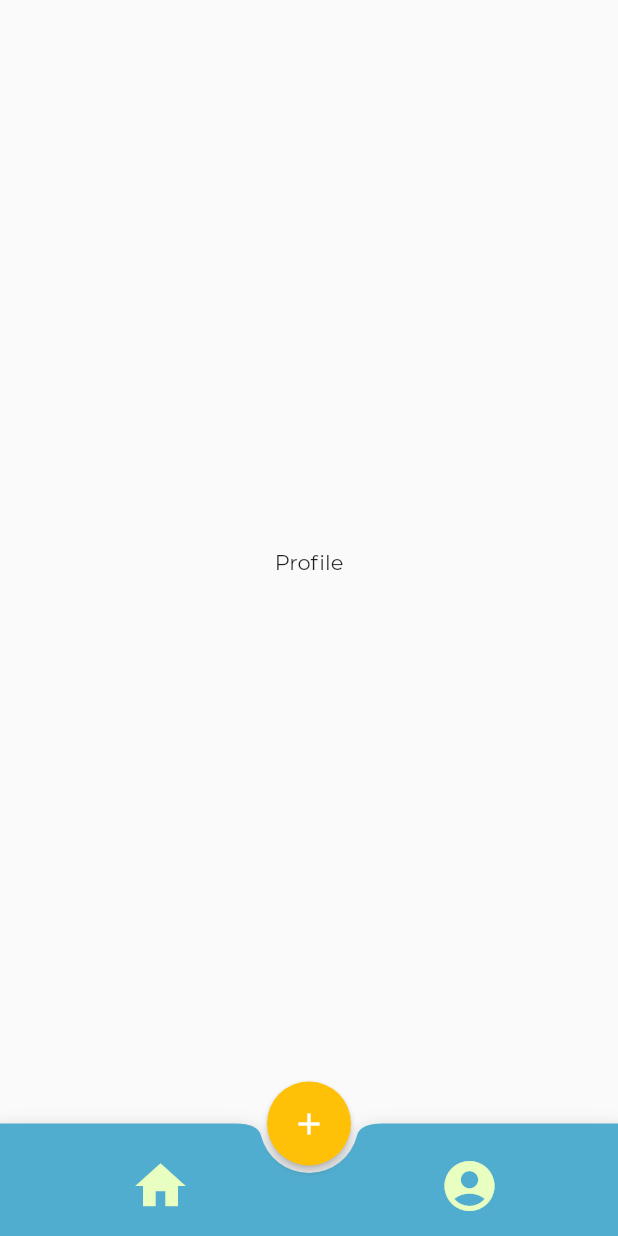
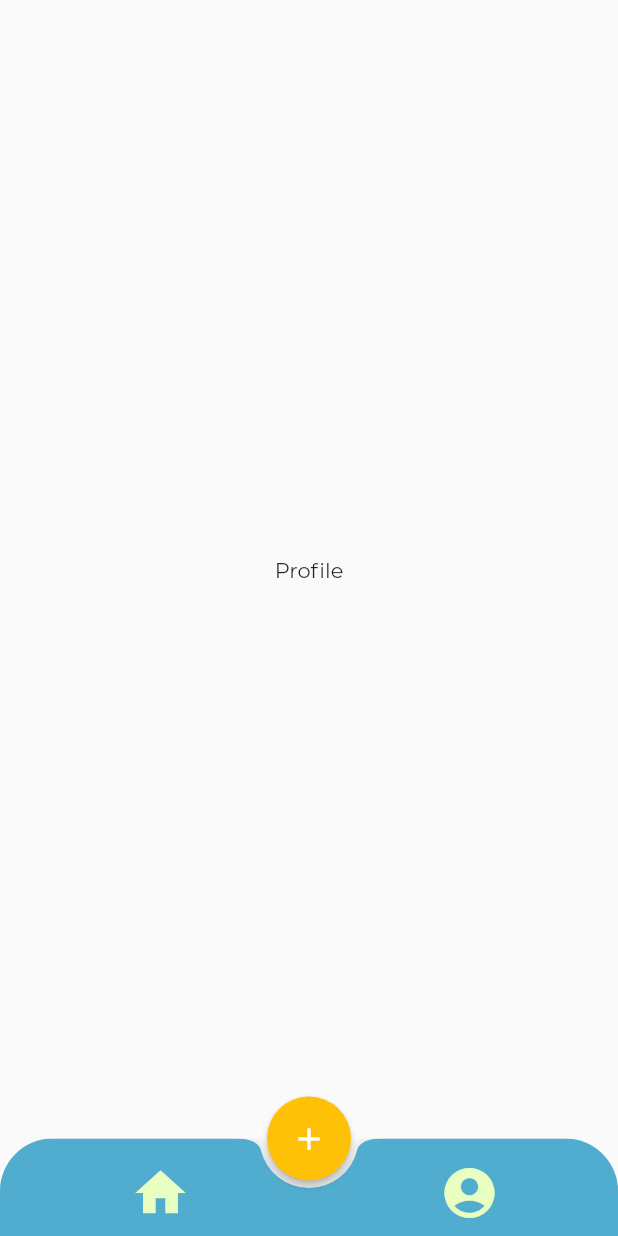
Before and after one commit to adithyaanilkumar/SafeNet, a Flutter app: the CustomBottomAppBar screen opened by its route, swiped to page 2, on a phone screen of 412 x 824 dp. Run offline on Flutter 3.47's test engine with Material 2 defaults, Android fonts, the light colour scheme and no system bars; our stand-ins replace animated_text_kit, flutter_map, flutter_signin_button, geolocator, latlong; project files that could hold a hidden picture were left out.

Commit message:
tweaked bottomAppBar

```diff
--- a/app/safenet/lib/ui/customWidgets/bottomAppBar.dart
+++ b/app/safenet/lib/ui/customWidgets/bottomAppBar.dart
@@ -29,12 +29,17 @@ class _CustomBottomAppBarState extends State<CustomBottomAppBar> {
           elevation: 2.0,
           backgroundColor: Colors.amber,
         ),
-        bottomNavigationBar: BottomAppBar(
+        bottomNavigationBar: ClipRRect(
+          borderRadius: BorderRadius.only(
+            topLeft: Radius.circular(35),
+            topRight: Radius.circular(35),
+          ),
+          child: BottomAppBar(
             shape: CircularNotchedRectangle(),
             clipBehavior: Clip.antiAlias,
             notchMargin: 5.0,
             child: Container(
-            height: 75.0,
+              height: 65.0,
               child: Row(
                 mainAxisSize: MainAxisSize.max,
                 mainAxisAlignment: MainAxisAlignment.spaceAround,
@@ -66,6 +71,7 @@ class _CustomBottomAppBarState extends State<CustomBottomAppBar> {
             ),
             color: Color(0xff51adcf),
           ),
+        ),
         body: PageView(
           physics: new NeverScrollableScrollPhysics(),
           controller: _controller,
```
Lines whose indentation alone changed are shown as unchanged.
